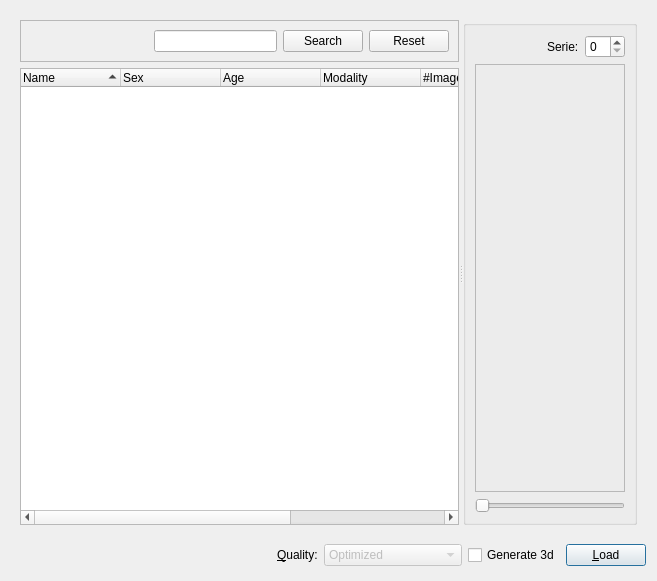
Qt form src/resources/ui/qt/importwindow.ui (aevum/moonstone) before a commit.
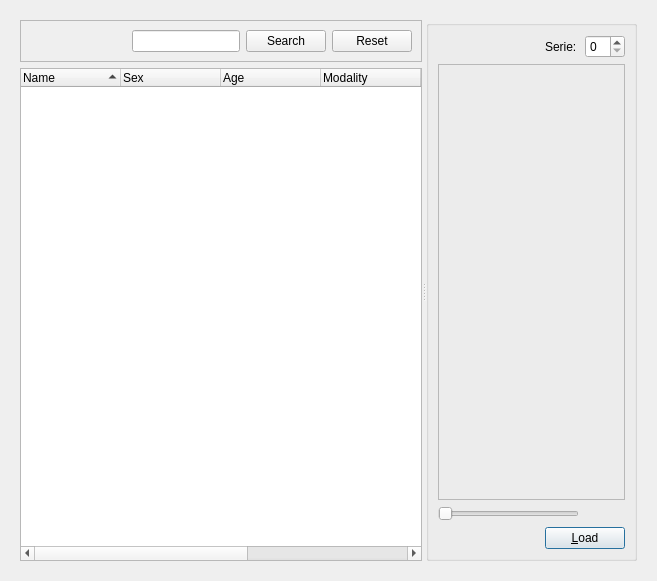
The same form after that commit. Icons and pictures are not drawn.

Commit message: Windows buttons removed

The edit to the form file:
```diff
--- a/src/resources/ui/qt/importwindow.ui
+++ b/src/resources/ui/qt/importwindow.ui
@@ -177,6 +177,9 @@
          <property name="title">
           <string/>
          </property>
+         <property name="alignment">
+          <set>Qt::AlignRight|Qt::AlignTrailing|Qt::AlignVCenter</set>
+         </property>
          <layout class="QGridLayout" name="gridLayout">
           <item row="0" column="0">
            <spacer name="horizontalSpacer_2">
@@ -221,96 +224,27 @@
             </property>
            </widget>
           </item>
-          <item row="2" column="0" colspan="3">
+          <item row="2" column="0" colspan="2">
            <widget class="QSlider" name="horizontalSlider">
             <property name="orientation">
              <enum>Qt::Horizontal</enum>
             </property>
            </widget>
           </item>
-         </layout>
-        </widget>
-       </widget>
-      </item>
-     </layout>
-    </widget>
-   </item>
-   <item>
-    <widget class="QWidget" name="widget" native="true">
-     <property name="maximumSize">
-      <size>
-       <width>16777215</width>
-       <height>30</height>
-      </size>
-     </property>
-     <layout class="QHBoxLayout" name="horizontalLayout_2">
-      <property name="margin">
-       <number>0</number>
-      </property>
-      <item>
-       <layout class="QHBoxLayout" name="horizontalLayout">
-        <property name="sizeConstraint">
-         <enum>QLayout::SetDefaultConstraint</enum>
-        </property>
-        <item>
+          <item row="3" column="0">
          <spacer name="horizontalSpacer">
           <property name="orientation">
            <enum>Qt::Horizontal</enum>
           </property>
           <property name="sizeHint" stdset="0">
            <size>
-            <width>40</width>
+              <width>69</width>
             <height>20</height>
            </size>
           </property>
          </spacer>
         </item>
-        <item>
-         <widget class="QLabel" name="qualityLabel">
-          <property name="text">
-           <string>&amp;Quality:</string>
-          </property>
-          <property name="buddy">
-           <cstring>qualityComboBox</cstring>
-          </property>
-         </widget>
-        </item>
-        <item>
-         <widget class="QComboBox" name="qualityComboBox">
-          <property name="enabled">
-           <bool>false</bool>
-          </property>
-          <item>
-           <property name="text">
-            <string>Optimized</string>
-           </property>
-          </item>
-          <item>
-           <property name="text">
-            <string>By a factor of 0.5</string>
-           </property>
-          </item>
-          <item>
-           <property name="text">
-            <string>Real (experimental)</string>
-           </property>
-          </item>
-         </widget>
-        </item>
-        <item>
-         <widget class="QCheckBox" name="generate3DCheckbox">
-          <property name="text">
-           <string>Generate 3d</string>
-          </property>
-          <property name="checked">
-           <bool>false</bool>
-          </property>
-          <property name="tristate">
-           <bool>false</bool>
-          </property>
-         </widget>
-        </item>
-        <item>
+          <item row="3" column="1" colspan="2">
          <widget class="QPushButton" name="importButton">
           <property name="text">
            <string>&amp;Load</string>
@@ -325,6 +259,8 @@
          </widget>
         </item>
        </layout>
+        </widget>
+       </widget>
       </item>
      </layout>
     </widget>
```
Lines whose indentation alone changed are shown as unchanged. The commit also changes 5 other files.
